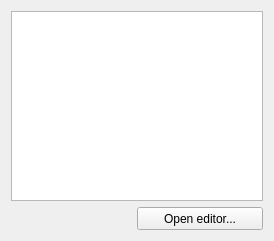
The window that spine_items/view/ui/view_properties.ui (spine-tools/spine-items) describes before a commit, drawn with Qt 5.
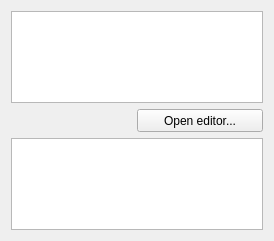
The same window after the commit. Custom widgets are drawn as their Qt base class.

Commit message:
Add support to pin values in View item
Re Spine-project/Spine-Toolbox#1699

```diff
--- a/spine_items/view/ui/view_properties.ui
+++ b/spine_items/view/ui/view_properties.ui
@@ -28,11 +28,6 @@
   <layout class="QVBoxLayout" name="verticalLayout">
    <item>
     <widget class="ReferencesTreeView" name="treeView_view">
-     <property name="font">
-      <font>
-       <pointsize>9</pointsize>
-      </font>
-     </property>
      <property name="contextMenuPolicy">
       <enum>Qt::CustomContextMenu</enum>
      </property>
@@ -98,6 +93,19 @@
      </item>
     </layout>
    </item>
+   <item>
+    <widget class="QTreeView" name="treeView_pinned_values">
+     <property name="contextMenuPolicy">
+      <enum>Qt::CustomContextMenu</enum>
+     </property>
+     <property name="selectionMode">
+      <enum>QAbstractItemView::ExtendedSelection</enum>
+     </property>
+     <property name="rootIsDecorated">
+      <bool>false</bool>
+     </property>
+    </widget>
+   </item>
   </layout>
  </widget>
  <customwidgets>
```
The commit also changes 5 other files.
